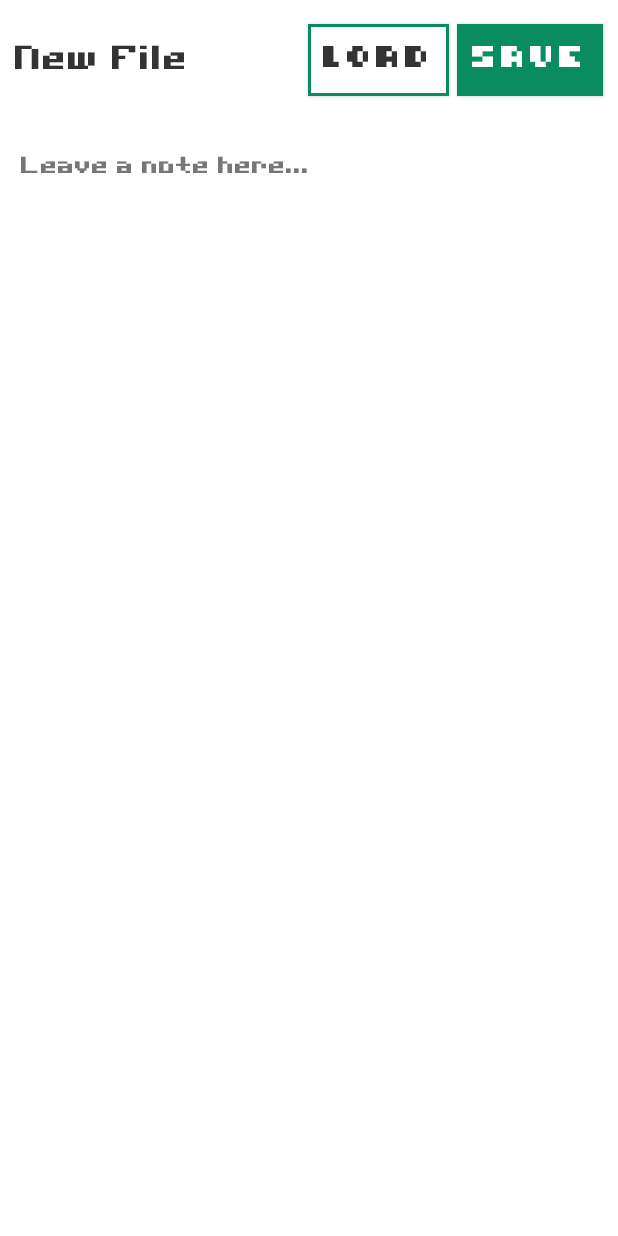
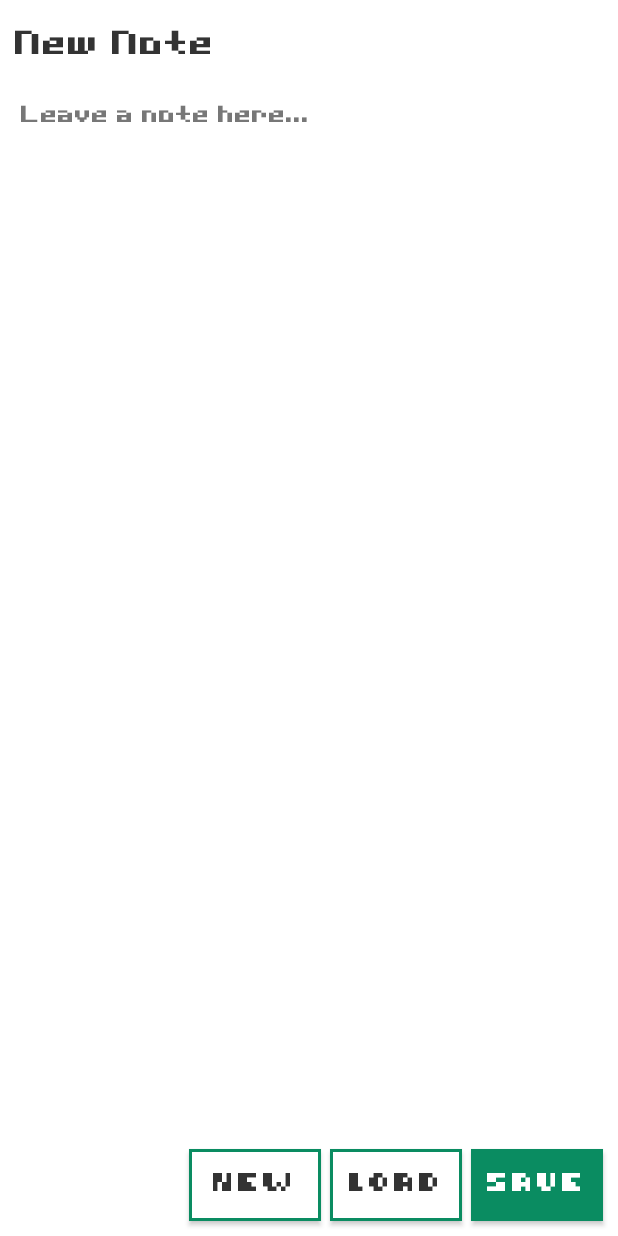
Before and after one commit to terrabyte-tech/byteOS-notes-android-app, an Android app: the screen it shows after launch (MainActivity), on a phone screen of 412 x 824 dp. Run offline under Robolectric (Android 15) with nearby library versions, the phone set to English and light mode, and no system bars.

Commit message:
feat: update layout of app; add prompt for adding filename

```diff
--- a/app/src/main/res/layout/activity_main.xml
+++ b/app/src/main/res/layout/activity_main.xml
@@ -9,30 +9,19 @@
     android:fontFamily="@font/wolf_console"
     tools:context=".MainActivity">
 
-    <Button
-        android:id="@+id/save_button"
-        style="@style/primary_button"
-        android:layout_width="wrap_content"
-        android:layout_height="wrap_content"
+    <TextView
+        android:id="@+id/filename_label"
+        style="@style/filename_label"
+        android:layout_width="0dp"
+        android:layout_height="20sp"
+        android:layout_marginTop="20dp"
+        android:layout_marginStart="10dp"
         android:layout_marginEnd="10dp"
-        android:layout_marginTop="16dp"
-        android:background="@drawable/primary_button"
-        android:text="@string/save_button"
-        android:visibility="visible"
+        android:ellipsize="end"
+        android:maxLines="1"
+        android:text="@string/newFile_label"
         app:layout_constraintEnd_toEndOf="parent"
-        app:layout_constraintTop_toTopOf="parent" />
-
-    <Button
-        android:id="@+id/load_button"
-        style="@style/secondary_button"
-        android:layout_width="wrap_content"
-        android:layout_height="wrap_content"
-        android:layout_marginEnd="5dp"
-        android:layout_marginTop="16dp"
-        android:background="@drawable/secondary_button"
-        android:text="@string/load_button"
-        android:visibility="visible"
-        app:layout_constraintEnd_toStartOf="@+id/save_button"
+        app:layout_constraintStart_toStartOf="parent"
         app:layout_constraintTop_toTopOf="parent" />
 
     <EditText
@@ -40,10 +29,10 @@
         style="@style/text_area"
         android:layout_width="0dp"
         android:layout_height="0dp"
-        android:layout_marginBottom="30dp"
+        android:layout_marginBottom="20dp"
         android:layout_marginEnd="10dp"
         android:layout_marginStart="10dp"
-        android:layout_marginTop="30dp"
+        android:layout_marginTop="20dp"
         android:backgroundTint="?attr/colorPrimary"
         android:ems="10"
         android:gravity="start|top"
@@ -51,23 +40,47 @@
         android:inputType="textMultiLine"
         android:textColor="?attr/colorSecondary"
         android:textColorHint="@color/tb_dark_slighttrans"
+        app:layout_constraintBottom_toTopOf="@+id/save_button"
+        app:layout_constraintEnd_toEndOf="parent"
+        app:layout_constraintStart_toStartOf="parent"
+        app:layout_constraintTop_toBottomOf="@+id/filename_label" />
+
+    <Button
+        android:id="@+id/save_button"
+        style="@style/primary_button"
+        android:layout_width="wrap_content"
+        android:layout_height="wrap_content"
+        android:layout_marginBottom="10dp"
+        android:layout_marginEnd="10dp"
+        android:background="@drawable/primary_button"
+        android:text="@string/save_button"
+        android:visibility="visible"
         app:layout_constraintBottom_toBottomOf="parent"
         app:layout_constraintEnd_toEndOf="parent"
-        app:layout_constraintStart_toStartOf="parent"
-        app:layout_constraintTop_toBottomOf="@+id/save_button" />
+        app:layout_constraintTop_toBottomOf="@+id/note_txtarea" />
 
-    <TextView
-        android:id="@+id/filename_label"
-        style="@style/filename_label"
-        android:layout_width="0dp"
-        android:layout_height="20sp"
-        android:ellipsize="end"
-        android:maxLines="1"
-        android:layout_marginEnd="10dp"
-        android:layout_marginStart="10dp"
-        android:text="@string/newFile_label"
-        app:layout_constraintBottom_toBottomOf="@+id/load_button"
+    <Button
+        android:id="@+id/load_button"
+        style="@style/secondary_button"
+        android:layout_width="wrap_content"
+        android:layout_height="wrap_content"
+        android:layout_marginEnd="6dp"
+        android:background="@drawable/secondary_button"
+        android:text="@string/load_button"
+        android:visibility="visible"
+        app:layout_constraintEnd_toStartOf="@+id/save_button"
+        app:layout_constraintTop_toTopOf="@+id/save_button" />
+
+    <Button
+        android:id="@+id/new_button"
+        style="@style/secondary_button"
+        android:layout_width="wrap_content"
+        android:layout_height="wrap_content"
+        android:layout_marginEnd="6dp"
+        android:background="@drawable/secondary_button"
+        android:text="@string/new_button"
+        android:visibility="visible"
         app:layout_constraintEnd_toStartOf="@+id/load_button"
-        app:layout_constraintStart_toStartOf="parent"
-        app:layout_constraintTop_toTopOf="@+id/load_button" />
+        app:layout_constraintTop_toTopOf="@+id/save_button" />
+
 </androidx.constraintlayout.widget.ConstraintLayout>
--- /dev/null
+++ b/app/src/main/res/layout/filename_dialog_layout.xml
@@ -0,0 +1,15 @@
+<?xml version="1.0" encoding="utf-8"?>
+<LinearLayout xmlns:android="http://schemas.android.com/apk/res/android"
+    android:orientation="vertical"
+    android:layout_width="match_parent"
+    android:layout_height="match_parent"
+    android:fontFamily="@font/wolf_console">
+
+    <EditText
+        android:id="@+id/filename_input"
+        android:layout_width="match_parent"
+        android:layout_height="wrap_content"
+        android:hint="Filename"
+        android:layout_marginHorizontal="20dp"/>
+
+</LinearLayout>
--- a/app/src/main/res/values/strings.xml
+++ b/app/src/main/res/values/strings.xml
@@ -4,6 +4,7 @@
     <!--buttons-->
     <string name="save_button">Save</string>
     <string name="load_button">Load</string>
-    <string name="newFile_label">New File</string>
+    <string name="new_button">New</string>
+    <string name="newFile_label">New Note</string>
     <string name="note_hint">Leave a note here...</string>
 </resources>
--- a/app/src/main/res/values/style.xml
+++ b/app/src/main/res/values/style.xml
@@ -2,16 +2,16 @@
 <resources>
     <style name="primary_button">
         <item name="android:textColor">@color/white</item>
-        <item name="android:padding">10sp</item>
-        <item name="android:textSize">14sp</item>
+        <item name="android:padding">8sp</item>
+        <item name="android:textSize">12sp</item>
         <item name="android:fontFamily">@font/wolf_console</item>
         <item name="android:textAlignment">center</item>
 <!--        <item name="android:shadowColor">?attr/colorPrimary</item>-->
     </style>
     <style name="secondary_button">
         <item name="android:textColor">?attr/colorSecondary</item>
-        <item name="android:padding">10sp</item>
-        <item name="android:textSize">14sp</item>
+        <item name="android:padding">8sp</item>
+        <item name="android:textSize">12sp</item>
         <item name="android:fontFamily">@font/wolf_console</item>
         <item name="android:textAlignment">center</item>
 <!--        <item name="android:shadowColor">?attr/colorPrimary</item>-->
```
